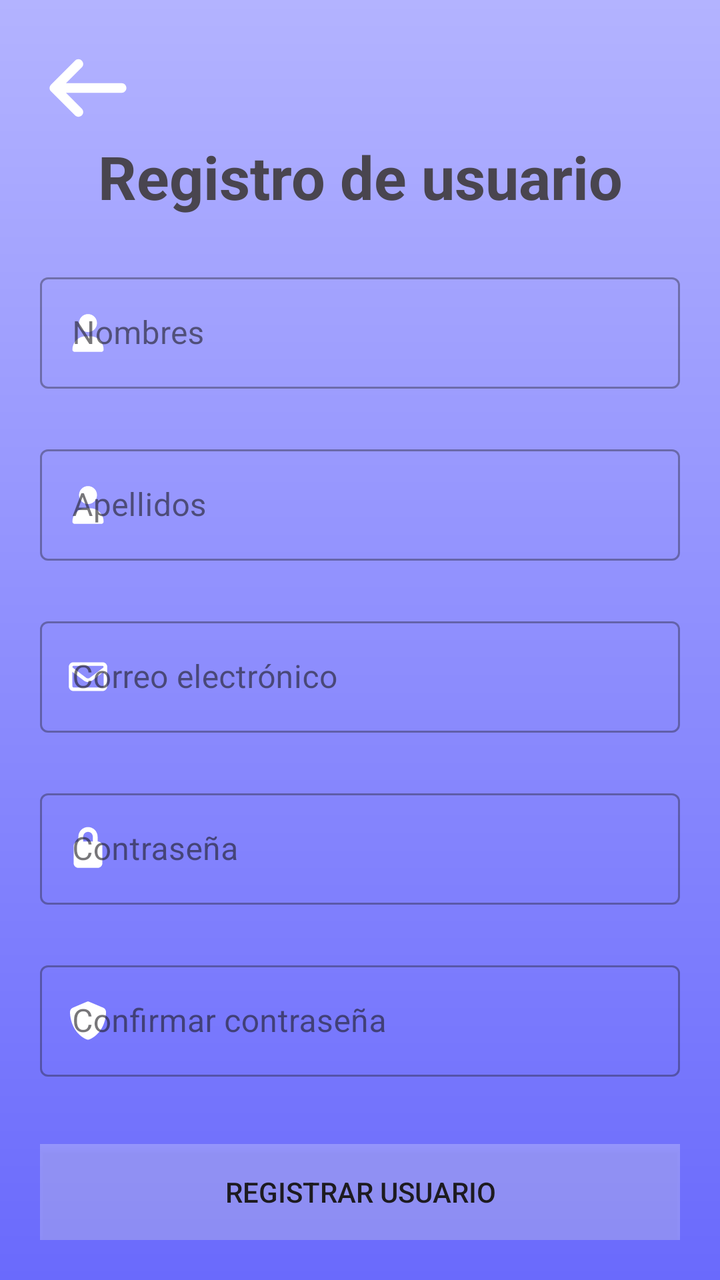
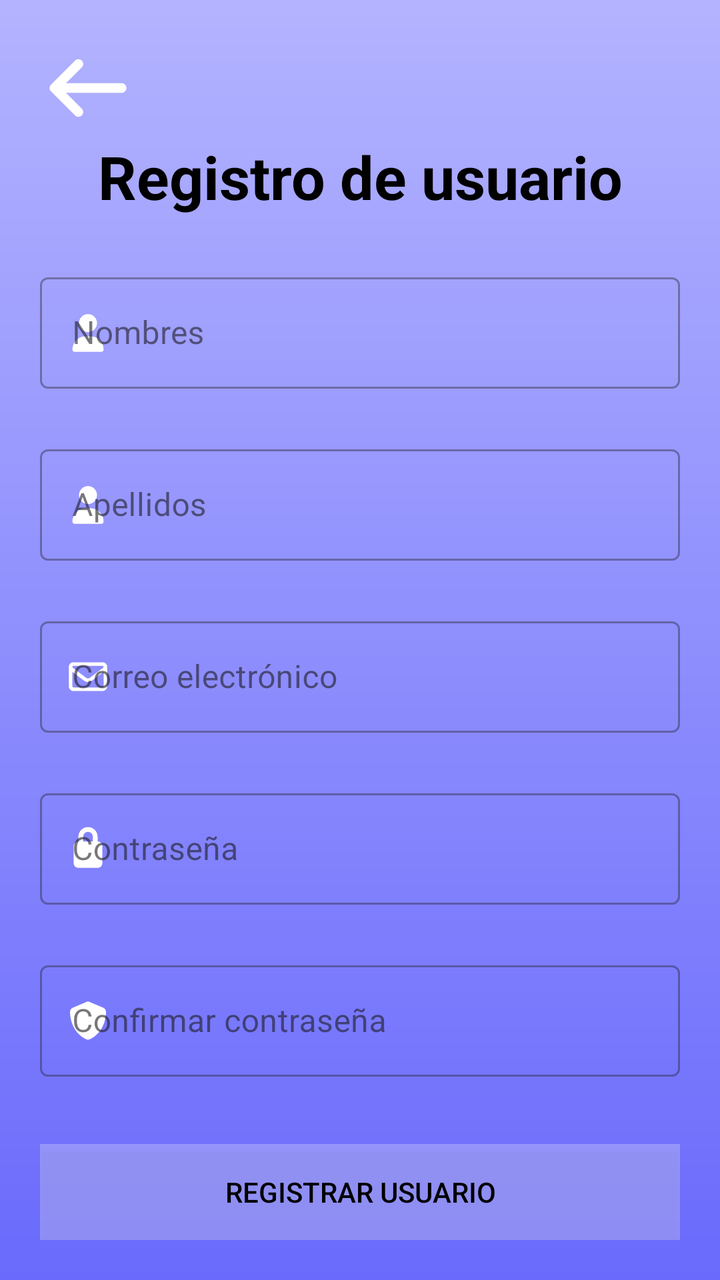

The first picture is an Android layout as it rendered before a commit; the second is the same layout after the commit. The layout source and the unified diff follow.
<!-- AndroidManifest.xml: application theme Theme.MyApplication -->
<!-- res/layout/register_activity.xml -->
<?xml version="1.0" encoding="utf-8"?>
<ScrollView xmlns:android="http://schemas.android.com/apk/res/android"
    android:layout_width="match_parent"
    android:layout_height="match_parent"
    xmlns:app="http://schemas.android.com/apk/res-auto"
    android:background="@drawable/gradient_bg"
    android:fitsSystemWindows="true"
    android:fillViewport="true">

    <LinearLayout
        android:layout_width="match_parent"
        android:layout_height="match_parent"
        android:orientation="vertical"
        android:layout_gravity="center"
        android:padding="20dp">


        <ImageButton
            android:layout_width="48dp"
            android:id="@+id/btnRegresar"
            android:layout_height="48dp"
            android:src="@drawable/left_arrow_icon"
            app:tint="#FFFFFF"
            android:contentDescription="Regresar"
            android:layout_gravity="top|start"
            android:layout_margin="0dp"
            android:background="?attr/selectableItemBackgroundBorderless" />

        <TextView
            android:layout_width="match_parent"
            android:layout_height="wrap_content"
            android:text="Registro de usuario"
            android:textStyle="bold"
            android:textSize="30dp"
            android:textAlignment="center"/>

        <com.google.android.material.textfield.TextInputLayout
            android:layout_width="match_parent"
            android:layout_height="wrap_content"
            android:hint="Nombres"
            app:startIconDrawable="@drawable/user_icon"
            app:startIconTint="#FFFFFF"
            style="@style/Widget.MaterialComponents.TextInputLayout.OutlinedBox"
            android:layout_marginTop="25dp">

            <com.google.android.material.textfield.TextInputEditText
                android:id="@+id/edtName"
                android:layout_width="match_parent"
                android:layout_height="wrap_content"
                android:inputType="text" />
        </com.google.android.material.textfield.TextInputLayout>

        <com.google.android.material.textfield.TextInputLayout
            android:layout_width="match_parent"
            android:layout_height="wrap_content"
            android:hint="Apellidos"
            app:startIconDrawable="@drawable/user_icon"
            app:startIconTint="#FFFFFF"
            style="@style/Widget.MaterialComponents.TextInputLayout.OutlinedBox"
            android:layout_marginTop="25dp">

            <com.google.android.material.textfield.TextInputEditText
                android:id="@+id/edtLastname"
                android:layout_width="match_parent"
                android:layout_height="wrap_content"
                android:inputType="text" />
        </com.google.android.material.textfield.TextInputLayout>

        <com.google.android.material.textfield.TextInputLayout
            android:layout_width="match_parent"
            android:layout_height="wrap_content"
            android:hint="Correo electrónico"
            app:startIconDrawable="@drawable/email_icon"
            app:startIconTint="#FFFFFF"
            style="@style/Widget.MaterialComponents.TextInputLayout.OutlinedBox"
            android:layout_marginTop="25dp">

            <com.google.android.material.textfield.TextInputEditText
                android:id="@+id/edtEmail"
                android:layout_width="match_parent"
                android:layout_height="wrap_content"
                android:inputType="textEmailAddress" />
        </com.google.android.material.textfield.TextInputLayout>


        <com.google.android.material.textfield.TextInputLayout
            android:layout_width="match_parent"
            android:layout_height="wrap_content"
            android:hint="Contraseña"
            app:startIconDrawable="@drawable/pass_icon"
            app:startIconTint="#FFFFFF"
            style="@style/Widget.MaterialComponents.TextInputLayout.OutlinedBox"
            android:layout_marginTop="25dp">

            <com.google.android.material.textfield.TextInputEditText
                android:id="@+id/edtPass"
                android:layout_width="match_parent"
                android:layout_height="wrap_content"
                android:inputType="textPassword" />
        </com.google.android.material.textfield.TextInputLayout>

        <com.google.android.material.textfield.TextInputLayout
            android:layout_width="match_parent"
            android:layout_height="wrap_content"
            android:hint="Confirmar contraseña"
            app:startIconDrawable="@drawable/shield_icon"
            app:startIconTint="#FFFFFF"
            style="@style/Widget.MaterialComponents.TextInputLayout.OutlinedBox"
            android:layout_marginTop="25dp">

            <com.google.android.material.textfield.TextInputEditText
                android:id="@+id/edtPassConfirm"
                android:layout_width="match_parent"
                android:layout_height="wrap_content"
                android:inputType="textPassword" />
        </com.google.android.material.textfield.TextInputLayout>

        <Space
            android:layout_width="match_parent"
            android:layout_height="0dp"
            android:layout_weight="1"/>

        <androidx.appcompat.widget.AppCompatButton
            android:id="@+id/btnSignin"
            android:layout_width="match_parent"
            android:layout_height="wrap_content"
            android:text="Registrar usuario"
            android:background="@drawable/shape_btn"
            android:layout_marginBottom="0dp" />

    </LinearLayout>

</ScrollView>
<!-- resources referenced by this layout -->
<resources>
  <!-- drawable gradient_bg (drawable) -->
  <?xml version="1.0" encoding="utf-8"?>
  <shape xmlns:android="http://schemas.android.com/apk/res/android"
      android:shape="rectangle">
  
      <gradient
          android:startColor="#B3B3FF"
          android:endColor="#6A6AFC"
          android:type="linear"
          android:angle="270" />
  </shape>
  <!-- drawable left_arrow_icon (drawable) -->
  <vector xmlns:android="http://schemas.android.com/apk/res/android" android:height="48dp" android:viewportHeight="640" android:viewportWidth="640" android:width="48dp">
        
      <path android:fillColor="#FF000000" android:pathData="M73.4,297.4C60.9,309.9 60.9,330.2 73.4,342.7L233.4,502.7C245.9,515.2 266.2,515.2 278.7,502.7C291.2,490.2 291.2,469.9 278.7,457.4L173.3,352L544,352C561.7,352 576,337.7 576,320C576,302.3 561.7,288 544,288L173.3,288L278.7,182.6C291.2,170.1 291.2,149.8 278.7,137.3C266.2,124.8 245.9,124.8 233.4,137.3L73.4,297.3z"/>
      
  </vector>
  <!-- drawable pass_icon (drawable) -->
  <vector xmlns:android="http://schemas.android.com/apk/res/android" android:height="24dp" android:viewportHeight="640" android:viewportWidth="640" android:width="24dp">
        
      <path android:fillColor="#FF000000" android:pathData="M256,160L256,224L384,224L384,160C384,124.7 355.3,96 320,96C284.7,96 256,124.7 256,160zM192,224L192,160C192,89.3 249.3,32 320,32C390.7,32 448,89.3 448,160L448,224C483.3,224 512,252.7 512,288L512,512C512,547.3 483.3,576 448,576L192,576C156.7,576 128,547.3 128,512L128,288C128,252.7 156.7,224 192,224z"/>
      
  </vector>
  <!-- drawable shape_btn (drawable) -->
  <?xml version="1.0" encoding="utf-8"?>
  <selector xmlns:android="http://schemas.android.com/apk/res/android">
  
      
      <item android:state_pressed="false">
          <shape android:shape="rectangle">
              <solid android:color="#40FFFFFF"/>
              <corners android:radius="0dp"/>
          </shape>
      </item>
  
      
      <item android:state_pressed="true">
          <shape android:shape="rectangle">
              <solid android:color="#80FFFFFF"/>
              <corners android:radius="0dp"/>
          </shape>
      </item>
  
  </selector>
  <!-- drawable shield_icon (drawable) -->
  <vector xmlns:android="http://schemas.android.com/apk/res/android" android:height="24dp" android:viewportHeight="640" android:viewportWidth="640" android:width="24dp">
        
      <path android:fillColor="#FF000000" android:pathData="M320,64C324.6,64 329.2,65 333.4,66.9L521.8,146.8C543.8,156.1 560.2,177.8 560.1,204C559.6,303.2 518.8,484.7 346.5,567.2C329.8,575.2 310.4,575.2 293.7,567.2C121.3,484.7 80.6,303.2 80.1,204C80,177.8 96.4,156.1 118.4,146.8L306.7,66.9C310.9,65 315.4,64 320,64z"/>
      
  </vector>
  <!-- drawable user_icon (drawable) -->
  <vector xmlns:android="http://schemas.android.com/apk/res/android" android:height="24dp" android:viewportHeight="640" android:viewportWidth="640" android:width="24dp">
        
      <path android:fillColor="#FF000000" android:pathData="M320,312C386.3,312 440,258.3 440,192C440,125.7 386.3,72 320,72C253.7,72 200,125.7 200,192C200,258.3 253.7,312 320,312zM290.3,368C191.8,368 112,447.8 112,546.3C112,562.7 125.3,576 141.7,576L498.3,576C514.7,576 528,562.7 528,546.3C528,447.8 448.2,368 349.7,368L290.3,368z"/>
      
  </vector>
  <style name="Theme.MyApplication" parent="Base.Theme.MyApplication" />
  <style name="Base.Theme.MyApplication" parent="Theme.Material3.DayNight.NoActionBar">
          
          
      </style>
  <!-- unchanged entries left out for length: 1 -->
</resources>

<!-- the commit's change to res/layout/register_activity.xml (unified diff, before → after) -->
@@ -31,6 +31,7 @@
             android:layout_height="wrap_content"
             android:text="Registro de usuario"
             android:textStyle="bold"
+            android:textColor="#000000"
             android:textSize="30dp"
             android:textAlignment="center"/>
 
@@ -47,6 +48,7 @@
                 android:id="@+id/edtName"
                 android:layout_width="match_parent"
                 android:layout_height="wrap_content"
+                android:textColor="#000000"
                 android:inputType="text" />
         </com.google.android.material.textfield.TextInputLayout>
 
@@ -63,6 +65,7 @@
                 android:id="@+id/edtLastname"
                 android:layout_width="match_parent"
                 android:layout_height="wrap_content"
+                android:textColor="#000000"
                 android:inputType="text" />
         </com.google.android.material.textfield.TextInputLayout>
 
@@ -79,6 +82,7 @@
                 android:id="@+id/edtEmail"
                 android:layout_width="match_parent"
                 android:layout_height="wrap_content"
+                android:textColor="#000000"
                 android:inputType="textEmailAddress" />
         </com.google.android.material.textfield.TextInputLayout>
 
@@ -96,6 +100,7 @@
                 android:id="@+id/edtPass"
                 android:layout_width="match_parent"
                 android:layout_height="wrap_content"
+                android:textColor="#000000"
                 android:inputType="textPassword" />
         </com.google.android.material.textfield.TextInputLayout>
 
@@ -112,6 +117,7 @@
                 android:id="@+id/edtPassConfirm"
                 android:layout_width="match_parent"
                 android:layout_height="wrap_content"
+                android:textColor="#000000"
                 android:inputType="textPassword" />
         </com.google.android.material.textfield.TextInputLayout>
 
@@ -124,6 +130,7 @@
             android:id="@+id/btnSignin"
             android:layout_width="match_parent"
             android:layout_height="wrap_content"
+            android:textColor="#000000"
             android:text="Registrar usuario"
             android:background="@drawable/shape_btn"
             android:layout_marginBottom="0dp" />
